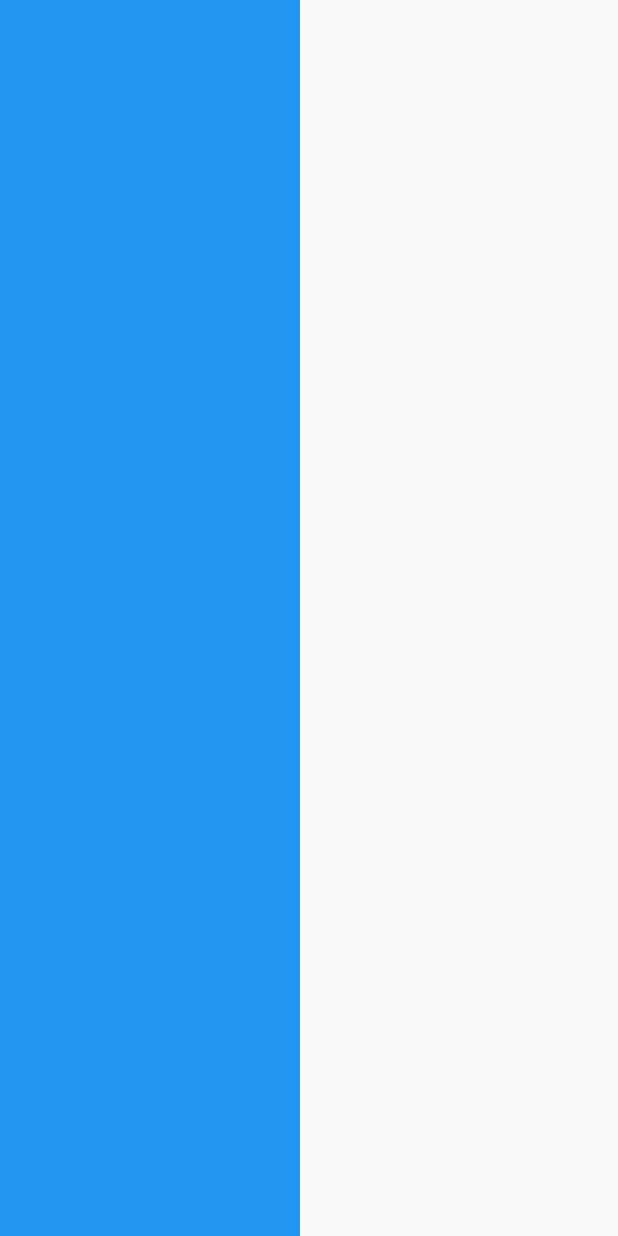
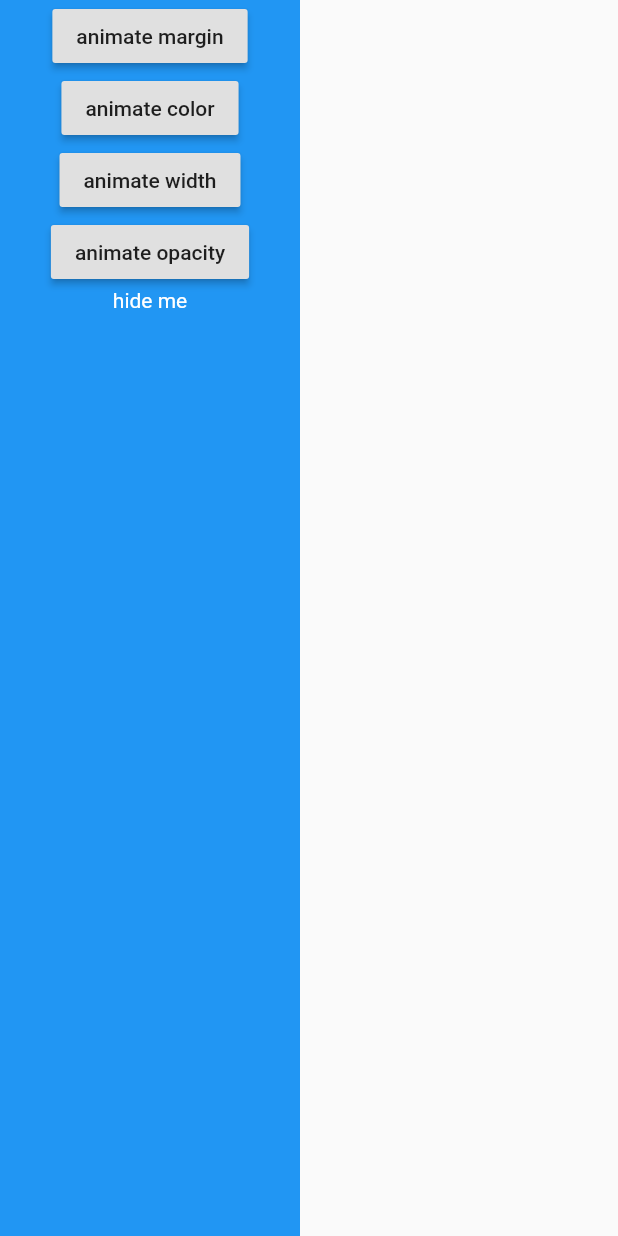
Before and after one commit to exodiajubel/flutter_animations, a Flutter app: the Sandbox screen opened directly, on a phone screen of 412 x 824 dp. Run offline on Flutter 3.47's test engine with Material 2 defaults, Android fonts, the phone set to English and light mode, and no system bars; missing offline and left inert: lipsum.

Commit message:
[Flutter Animations] - AnimatedContainer and Tween Animation complete

```diff
--- a/lib/main.dart
+++ b/lib/main.dart
@@ -12,7 +12,7 @@ class MyApp extends StatelessWidget {
   Widget build(BuildContext context) {
     return MaterialApp(
       title: 'Ninja Trips',
-      home: Sandbox(),
+      home: Home(),
     );
   }
 }
--- a/lib/screens/sandbox.dart
+++ b/lib/screens/sandbox.dart
@@ -17,12 +17,64 @@ class _SandboxState extends State<Sandbox> {
   Widget build(BuildContext context) {
     return Scaffold(
       body: AnimatedContainer(
-        duration: Duration(seconds: 2),
+        duration: Duration(seconds: 1),
         margin: EdgeInsets.all(_margin),
         width: _width,
         color: _color,
         child: Column(
-          children: <Widget>[],
+          crossAxisAlignment: CrossAxisAlignment.center,
+          children: <Widget>[
+            RaisedButton(
+              child: Text(
+                'animate margin',
+              ),
+              onPressed: () {
+                setState(() {
+                  _margin = 50;
+                });
+              },
+            ),
+            RaisedButton(
+              child: Text(
+                'animate color',
+              ),
+              onPressed: () {
+                setState(() {
+                  _color = Colors.purple;
+                });
+              },
+            ),
+            RaisedButton(
+              child: Text(
+                'animate width',
+              ),
+              onPressed: () {
+                setState(() {
+                  _width = 400;
+                });
+              },
+            ),
+            RaisedButton(
+              child: Text(
+                'animate opacity',
+              ),
+              onPressed: () {
+                setState(() {
+                  _opacity = 0;
+                });
+              },
+            ),
+            AnimatedOpacity(
+              opacity: _opacity,
+              duration: Duration(seconds: 2),
+              child: Text(
+                'hide me',
+                style: TextStyle(
+                  color: Colors.white,
+                ),
+              ),
+            ),
+          ],
         ),
       ),
     );
```
Also changed, not shown: lib/shared/screenTitle.dart (+17 -4 lines).
